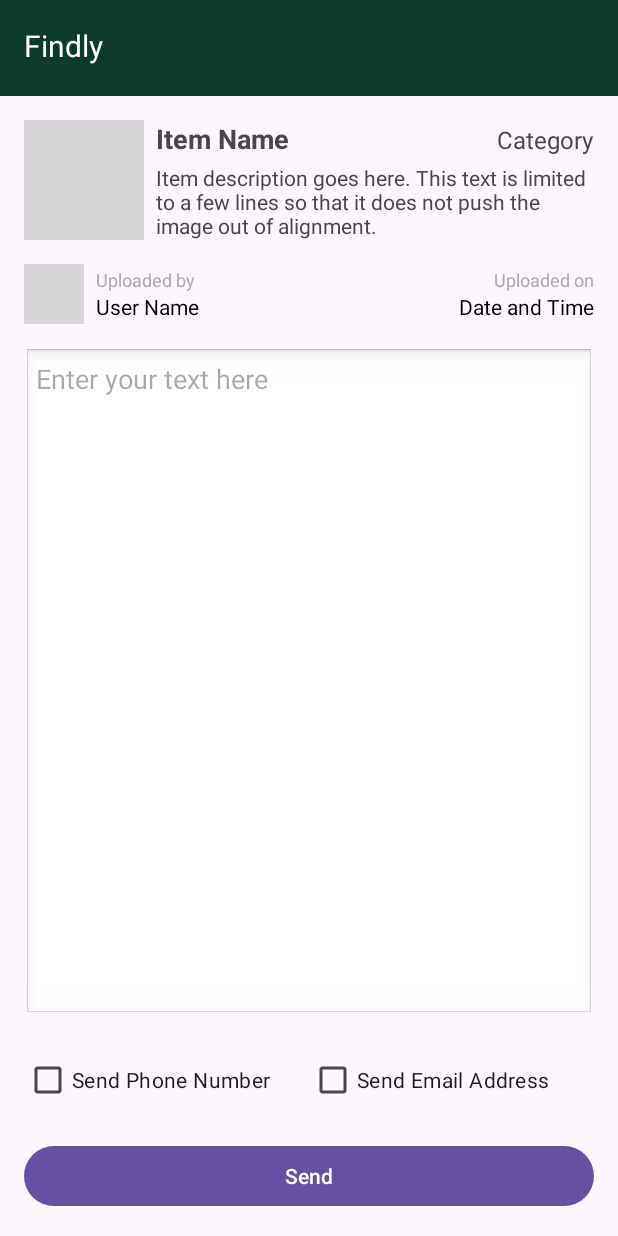
After one commit to shaadqrsh/findly-android-studio, an Android app: the ContactActivity screen opened directly, with no data from a screen before it, on a phone screen of 412 x 824 dp. The commit adds this screen. Run offline under Robolectric (Android 15) with nearby library versions, the phone set to English and light mode, and no system bars; our stand-ins replace Firebase (no records; nobody signed in at launch, a user with empty details on screens opened directly); grey boxes are pictures that could not be loaded.

Commit message:
Added contact activity

```diff
--- /dev/null
+++ b/app/src/main/java/com/example/amp_mini_project/Activities/ContactActivity.java
@@ -0,0 +1,176 @@
+package com.example.amp_mini_project.Activities;
+
+import android.content.Intent;
+import android.os.Bundle;
+import android.view.View;
+import android.view.WindowManager;
+import android.widget.Button;
+import android.widget.CheckBox;
+import android.widget.EditText;
+import android.widget.ImageView;
+import android.widget.SearchView;
+import android.widget.TextView;
+import android.widget.Toast;
+
+import androidx.annotation.NonNull;
+import androidx.appcompat.app.AppCompatActivity;
+
+import com.bumptech.glide.Glide;
+import com.bumptech.glide.request.RequestOptions;
+import com.example.amp_mini_project.Firebase.DatabaseItem;
+import com.example.amp_mini_project.Firebase.DatabaseMessage;
+import com.example.amp_mini_project.Firebase.DatabaseUser;
+import com.example.amp_mini_project.Helpers.MyApp;
+import com.example.amp_mini_project.Helpers.UserDataCallback;
+import com.example.amp_mini_project.R;
+import com.google.firebase.database.DataSnapshot;
+import com.google.firebase.database.DatabaseError;
+import com.google.firebase.database.DatabaseReference;
+import com.google.firebase.database.FirebaseDatabase;
+import com.google.firebase.database.ValueEventListener;
+
+
+public class ContactActivity extends AppCompatActivity {
+
+    private TextView itemName, itemCategory, itemDescription, uploadedBy, uploadDateTime;
+    private ImageView itemImage, profileIcon;
+
+
+    private EditText multilineTextField;
+    private CheckBox sendPhoneCheckbox, sendEmailCheckbox;
+    private Button sendButton;
+    private View loadingOverlay;
+
+    private DatabaseItem currentItem;
+    private String currentItemKey;
+    private String currentImageUrl;
+
+    @Override
+    protected void onCreate(Bundle savedInstanceState) {
+        super.onCreate(savedInstanceState);
+        setContentView(R.layout.activity_contact);
+        itemName = findViewById(R.id.item_name);
+        itemCategory = findViewById(R.id.item_category);
+        itemDescription = findViewById(R.id.item_description);
+        uploadedBy = findViewById(R.id.uploaded_by);
+        uploadDateTime = findViewById(R.id.upload_date_time);
+        itemImage = findViewById(R.id.item_image);
+        profileIcon = findViewById(R.id.profile_icon);
+        loadingOverlay = findViewById(R.id.loading_overlay);
+        multilineTextField = findViewById(R.id.multiline_text_field);
+        sendPhoneCheckbox = findViewById(R.id.send_phone_checkbox);
+        sendEmailCheckbox = findViewById(R.id.send_email_checkbox);
+        sendButton = findViewById(R.id.send_button);
+        currentItemKey = getIntent().getStringExtra("itemKey");
+        if (currentItemKey != null) {
+            loadItemDetails(currentItemKey);
+        }
+        sendButton.setOnClickListener(v -> sendMessage());
+        SearchView searchView = findViewById(R.id.searchView);
+        searchView.setVisibility(View.GONE);
+    }
+
+    private void loadItemDetails(String itemKey) {
+        showLoadingOverlay();
+        DatabaseReference itemRef = FirebaseDatabase.getInstance().getReference("entries").child(itemKey);
+        itemRef.addListenerForSingleValueEvent(new ValueEventListener() {
+            @Override
+            public void onDataChange(@NonNull DataSnapshot snapshot) {
+                if(snapshot.exists()){
+                    currentItem = snapshot.getValue(DatabaseItem.class);
+                    if(currentItem != null) {
+                        itemName.setText(currentItem.getName());
+                        itemCategory.setText(currentItem.getCategory());
+                        itemDescription.setText(currentItem.getDescription());
+                        uploadDateTime.setText(currentItem.displayDate() + " " + currentItem.displayTime());
+                        if(currentItem.getImageUrl() != null && !currentItem.getImageUrl().isEmpty()){
+                            currentImageUrl = currentItem.getImageUrl();
+                            Glide.with(ContactActivity.this)
+                                    .load(currentImageUrl)
+                                    .apply(new RequestOptions()
+                                            .placeholder(R.drawable.my_placeholder)
+                                            .error(R.drawable.my_error))
+                                    .into(itemImage);
+                        }
+                        currentItem.getUserData(DatabaseUser.key_name, "Unknown User", new UserDataCallback() {
+                            @Override
+                            public void onUserDataRetrieved(String name) {
+                                uploadedBy.setText(name);
+                            }
+                        });
+
+                        currentItem.getUserData("profileImage", "", new UserDataCallback() {
+                            @Override
+                            public void onUserDataRetrieved(String profileImage) {
+                                Glide.with(ContactActivity.this)
+                                        .load(profileImage)
+                                        .apply(new RequestOptions()
+                                                .placeholder(R.drawable.my_placeholder)
+                                                .error(R.drawable.my_error))
+                                        .into(profileIcon);
+                            }
+                        });
+                    }
+                }
+                hideLoadingOverlay();
+            }
+            @Override
+            public void onCancelled(@NonNull DatabaseError error) {
+                hideLoadingOverlay();
+                Toast.makeText(ContactActivity.this, "Failed to load item details", Toast.LENGTH_SHORT).show();
+            }
+        });
+    }
+
+    private void sendMessage() {
+        MyApp app = (MyApp) getApplication();
+        String senderId = app.getUserId();
+        String receiverId = currentItem != null ? currentItem.getUploaderId() : "";
+        String text = multilineTextField.getText().toString().trim();
+
+        if (text.isEmpty()) {
+            Toast.makeText(this, "Please enter a message", Toast.LENGTH_SHORT).show();
+            return;
+        }
+        DatabaseMessage message = new DatabaseMessage(
+                senderId,
+                receiverId,
+                text,
+                System.currentTimeMillis(),
+                false,
+                sendPhoneCheckbox.isChecked(),
+                sendEmailCheckbox.isChecked()
+        );
+        showLoadingOverlay();
+        DatabaseReference messagesRef = FirebaseDatabase.getInstance().getReference("messages");
+        messagesRef.push().setValue(message)
+                .addOnCompleteListener(task -> {
+                    hideLoadingOverlay();
+                    if (task.isSuccessful()) {
+                        Toast.makeText(ContactActivity.this, "Message sent", Toast.LENGTH_SHORT).show();
+                        Intent intent = new Intent(ContactActivity.this, ProfileActivity.class);
+                        startActivity(intent);
+                        finish();
+                    } else {
+                        Toast.makeText(ContactActivity.this, "Failed to send message", Toast.LENGTH_SHORT).show();
+                    }
+                });
+    }
+
+    private void showLoadingOverlay() {
+        if (loadingOverlay != null) {
+            loadingOverlay.setVisibility(View.VISIBLE);
+            getWindow().setFlags(WindowManager.LayoutParams.FLAG_NOT_TOUCHABLE,
+                    WindowManager.LayoutParams.FLAG_NOT_TOUCHABLE);
+        }
+    }
+
+    private void hideLoadingOverlay() {
+        if (loadingOverlay != null) {
+            loadingOverlay.setVisibility(View.GONE);
+            getWindow().clearFlags(WindowManager.LayoutParams.FLAG_NOT_TOUCHABLE);
+        }
+    }
+
+
+}
--- a/app/src/main/java/com/example/amp_mini_project/Activities/ItemDetailActivity.java
+++ b/app/src/main/java/com/example/amp_mini_project/Activities/ItemDetailActivity.java
@@ -23,7 +23,6 @@ import androidx.appcompat.app.AppCompatActivity;
 import com.bumptech.glide.load.DataSource;
 import com.bumptech.glide.load.engine.GlideException;
 import com.bumptech.glide.request.target.Target;
-import com.example.amp_mini_project.ContactActivity;
 import com.example.amp_mini_project.Firebase.DatabaseItem;
 import com.example.amp_mini_project.Firebase.DatabaseUser;
 import com.example.amp_mini_project.Helpers.MyApp;
--- /dev/null
+++ b/app/src/main/res/layout/activity_contact.xml
@@ -0,0 +1,218 @@
+<?xml version="1.0" encoding="utf-8"?>
+<FrameLayout
+    xmlns:android="http://schemas.android.com/apk/res/android"
+    android:layout_width="match_parent"
+    android:layout_height="match_parent">
+
+    <!-- Main Content -->
+    <LinearLayout
+        android:layout_width="match_parent"
+        android:layout_height="match_parent"
+        android:orientation="vertical">
+
+        <include
+            android:id="@+id/top_bar"
+            layout="@layout/top_bar" />
+
+        <!-- Top Section: Item Details -->
+        <LinearLayout
+            android:layout_width="match_parent"
+            android:layout_height="wrap_content"
+            android:orientation="horizontal"
+            android:layout_marginLeft="16dp"
+            android:layout_marginRight="16dp"
+            android:layout_marginTop="16dp">
+
+            <!-- Left: Item Image (fixed size) -->
+            <ImageView
+                android:id="@+id/item_image"
+                android:layout_width="80dp"
+                android:layout_height="80dp"
+                android:scaleType="centerCrop"
+                android:src="@drawable/my_placeholder"
+                android:layout_marginEnd="8dp" />
+
+            <!-- Right: Item info divided in two parts -->
+            <LinearLayout
+                android:layout_width="0dp"
+                android:layout_height="wrap_content"
+                android:layout_weight="1"
+                android:orientation="vertical">
+
+                <!-- Top part: Item name and category on one line -->
+                <LinearLayout
+                    android:layout_width="match_parent"
+                    android:layout_height="wrap_content"
+                    android:orientation="horizontal">
+
+                    <TextView
+                        android:id="@+id/item_name"
+                        android:layout_width="0dp"
+                        android:layout_height="wrap_content"
+                        android:layout_weight="1"
+                        android:text="Item Name"
+                        android:textSize="18sp"
+                        android:textStyle="bold" />
+
+                    <TextView
+                        android:id="@+id/item_category"
+                        android:layout_width="wrap_content"
+                        android:layout_height="wrap_content"
+                        android:text="Category"
+                        android:textSize="16sp" />
+                </LinearLayout>
+
+                <!-- Bottom part: Item description with limited height -->
+                <TextView
+                    android:id="@+id/item_description"
+                    android:layout_width="match_parent"
+                    android:layout_height="wrap_content"
+                    android:text="Item description goes here. This text is limited to a few lines so that it does not push the image out of alignment."
+                    android:textSize="14sp"
+                    android:layout_marginTop="4dp"
+                    android:maxLines="3"
+                    android:ellipsize="end" />
+            </LinearLayout>
+        </LinearLayout>
+
+        <!-- Profile Display Section with Uploaded On detail -->
+        <LinearLayout
+            android:id="@+id/profile_container"
+            android:layout_width="match_parent"
+            android:layout_height="wrap_content"
+            android:orientation="horizontal"
+            android:layout_marginTop="16dp"
+            android:layout_marginLeft="16dp"
+            android:layout_marginRight="16dp"
+            android:gravity="center_vertical">
+
+            <!-- Left side: Profile Icon and Uploader info -->
+            <LinearLayout
+                android:layout_width="0dp"
+                android:layout_height="wrap_content"
+                android:layout_weight="1"
+                android:orientation="horizontal"
+                android:gravity="center_vertical">
+
+                <ImageView
+                    android:id="@+id/profile_icon"
+                    android:layout_width="40dp"
+                    android:layout_height="40dp"
+                    android:src="@drawable/my_placeholder"
+                    android:contentDescription="Profile Icon"
+                    android:layout_marginEnd="8dp" />
+
+                <LinearLayout
+                    android:layout_width="wrap_content"
+                    android:layout_height="wrap_content"
+                    android:orientation="vertical">
+
+                    <TextView
+                        android:id="@+id/uploaded_by_label"
+                        android:layout_width="wrap_content"
+                        android:layout_height="wrap_content"
+                        android:text="Uploaded by"
+                        android:textSize="12sp"
+                        android:textColor="@android:color/darker_gray" />
+
+                    <TextView
+                        android:id="@+id/uploaded_by"
+                        android:layout_width="wrap_content"
+                        android:layout_height="wrap_content"
+                        android:text="User Name"
+                        android:textSize="14sp"
+                        android:textColor="@android:color/black" />
+                </LinearLayout>
+            </LinearLayout>
+
+            <!-- Right side: Uploaded on detail -->
+            <LinearLayout
+                android:layout_width="wrap_content"
+                android:layout_height="wrap_content"
+                android:orientation="vertical"
+                android:gravity="end">
+
+                <TextView
+                    android:id="@+id/uploaded_on_label"
+                    android:layout_width="wrap_content"
+                    android:layout_height="wrap_content"
+                    android:text="Uploaded on"
+                    android:textSize="12sp"
+                    android:textColor="@android:color/darker_gray" />
+
+                <TextView
+                    android:id="@+id/upload_date_time"
+                    android:layout_width="wrap_content"
+                    android:layout_height="wrap_content"
+                    android:text="Date and Time"
+                    android:textSize="14sp"
+                    android:textColor="@android:color/black" />
+            </LinearLayout>
+        </LinearLayout>
+
+        <!-- Multiline Text Field Filling Remaining Space -->
+        <EditText
+            android:id="@+id/multiline_text_field"
+            android:layout_width="match_parent"
+            android:layout_height="0dp"
+            android:layout_weight="1"
+            android:gravity="top"
+            android:hint="Enter your text here"
+            android:inputType="textMultiLine"
+            android:padding="8dp"
+            android:background="@android:drawable/edit_text"
+            android:layout_marginTop="16dp"
+            android:layout_marginLeft="16dp"
+            android:layout_marginRight="16dp" />
+
+        <!-- Checkboxes Section -->
+        <LinearLayout
+            android:layout_width="match_parent"
+            android:layout_height="wrap_content"
+            android:orientation="horizontal"
+            android:layout_marginTop="16dp"
+            android:layout_marginLeft="16dp"
+            android:layout_marginRight="16dp"
+            android:gravity="center_vertical">
+
+            <CheckBox
+                android:id="@+id/send_phone_checkbox"
+                android:layout_width="0dp"
+                android:layout_weight="1"
+                android:layout_height="wrap_content"
+                android:text="Send Phone Number" />
+
+            <CheckBox
+                android:id="@+id/send_email_checkbox"
+                android:layout_width="0dp"
+                android:layout_weight="1"
+                android:layout_height="wrap_content"
+                android:text="Send Email Address" />
+        </LinearLayout>
+
+        <!-- Send Button Spanning Full Width -->
+        <Button
+            android:id="@+id/send_button"
+            android:layout_width="match_parent"
+            android:layout_height="wrap_content"
+            android:layout_margin="16dp"
+            android:text="Send" />
+
+    </LinearLayout>
+
+    <!-- Loading Overlay -->
+    <LinearLayout
+        android:id="@+id/loading_overlay"
+        android:layout_width="match_parent"
+        android:layout_height="match_parent"
+        android:background="#80000000"
+        android:gravity="center"
+        android:orientation="vertical"
+        android:visibility="gone">
+
+        <ProgressBar
+            android:layout_width="wrap_content"
+            android:layout_height="wrap_content" />
+    </LinearLayout>
+
+</FrameLayout>
```
Also changed, not shown: app/src/main/AndroidManifest.xml (+8 -3 lines), app/src/main/java/com/example/amp_mini_project/Firebase/DatabaseMessage.java (added, +69 -0 lines).
